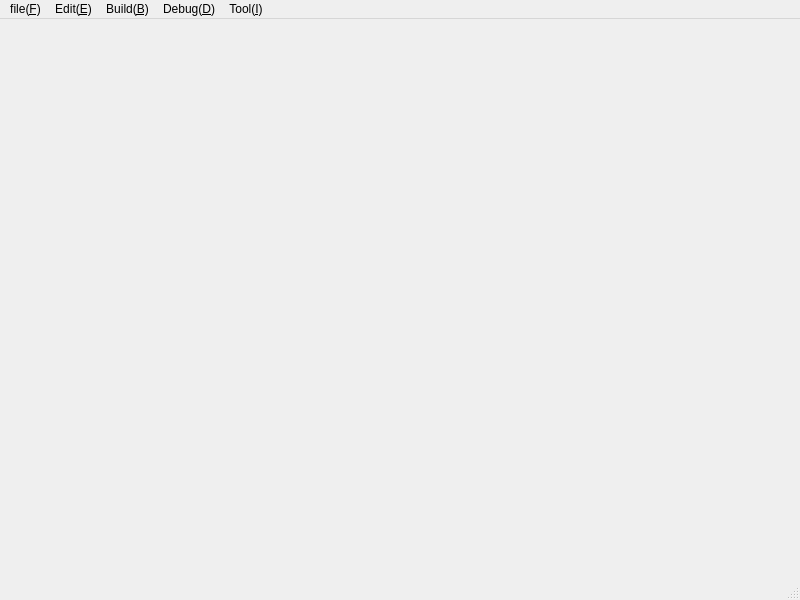
yuliangl/Qtdemo, file myMainWindow/mainwindow.ui: the form before one commit.
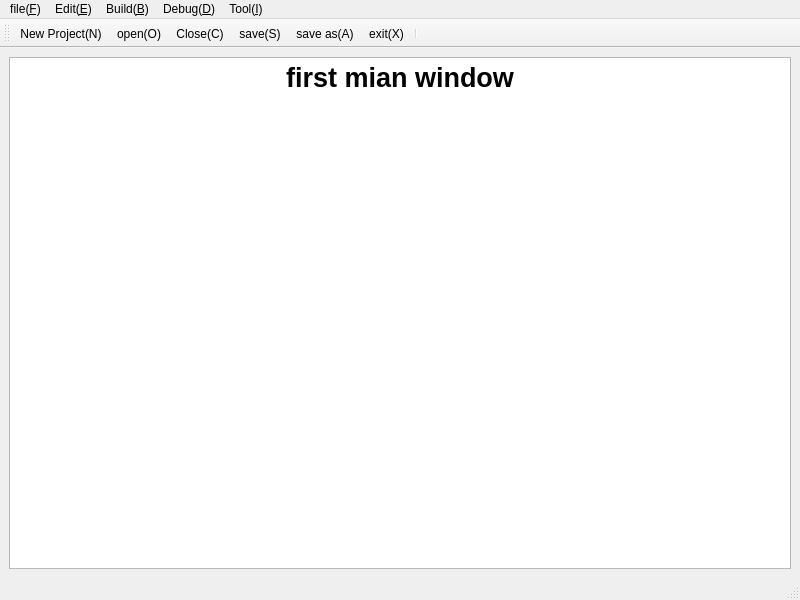
The form after the commit. Icons and pictures are not drawn.

Commit message: add tool bar and text editer

```diff
--- a/myMainWindow/mainwindow.ui
+++ b/myMainWindow/mainwindow.ui
@@ -13,7 +13,21 @@
   <property name="windowTitle">
    <string>MainWindow</string>
   </property>
-  <widget class="QWidget" name="centralwidget"/>
+  <widget class="QWidget" name="centralwidget">
+   <layout class="QGridLayout" name="gridLayout">
+    <item row="0" column="0">
+     <widget class="QTextEdit" name="textEdit">
+      <property name="html">
+       <string>&lt;!DOCTYPE HTML PUBLIC &quot;-//W3C//DTD HTML 4.0//EN&quot; &quot;http://www.w3.org/TR/REC-html40/strict.dtd&quot;&gt;
+&lt;html&gt;&lt;head&gt;&lt;meta name=&quot;qrichtext&quot; content=&quot;1&quot; /&gt;&lt;style type=&quot;text/css&quot;&gt;
+p, li { white-space: pre-wrap; }
+&lt;/style&gt;&lt;/head&gt;&lt;body style=&quot; font-family:'MS UI Gothic'; font-size:9pt; font-weight:400; font-style:normal;&quot;&gt;
+&lt;p align=&quot;center&quot; style=&quot; margin-top:0px; margin-bottom:0px; margin-left:0px; margin-right:0px; -qt-block-indent:0; text-indent:0px;&quot;&gt;&lt;span style=&quot; font-size:20pt; font-weight:600;&quot;&gt;first mian window&lt;/span&gt;&lt;/p&gt;&lt;/body&gt;&lt;/html&gt;</string>
+      </property>
+     </widget>
+    </item>
+   </layout>
+  </widget>
   <widget class="QMenuBar" name="menubar">
    <property name="geometry">
     <rect>
@@ -56,6 +70,24 @@
    <addaction name="menuTool_I"/>
   </widget>
   <widget class="QStatusBar" name="statusbar"/>
+  <widget class="QToolBar" name="toolBar">
+   <property name="windowTitle">
+    <string>toolBar</string>
+   </property>
+   <attribute name="toolBarArea">
+    <enum>TopToolBarArea</enum>
+   </attribute>
+   <attribute name="toolBarBreak">
+    <bool>false</bool>
+   </attribute>
+   <addaction name="action_New_Project_N"/>
+   <addaction name="actionopen_O"/>
+   <addaction name="actionClose_C"/>
+   <addaction name="actionsave_S"/>
+   <addaction name="actionsave_as_A"/>
+   <addaction name="actionexit_X"/>
+   <addaction name="separator"/>
+  </widget>
   <action name="action_New_Project_N">
    <property name="icon">
     <iconset resource="myMainWindow.qrc">
@@ -68,6 +100,66 @@
     <string>Ctrl+N</string>
    </property>
   </action>
+  <action name="actionopen_O">
+   <property name="icon">
+    <iconset resource="myMainWindow.qrc">
+     <normaloff>:/myImages/images/openfile.png</normaloff>:/myImages/images/openfile.png</iconset>
+   </property>
+   <property name="text">
+    <string>open(&amp;O)</string>
+   </property>
+   <property name="shortcut">
+    <string>Ctrl+O</string>
+   </property>
+  </action>
+  <action name="actionClose_C">
+   <property name="icon">
+    <iconset resource="myMainWindow.qrc">
+     <normaloff>:/myImages/images/close.png</normaloff>:/myImages/images/close.png</iconset>
+   </property>
+   <property name="text">
+    <string>Close(&amp;C)</string>
+   </property>
+   <property name="shortcut">
+    <string>Ctrl+C</string>
+   </property>
+  </action>
+  <action name="actionsave_S">
+   <property name="icon">
+    <iconset resource="myMainWindow.qrc">
+     <normaloff>:/myImages/images/save.png</normaloff>:/myImages/images/save.png</iconset>
+   </property>
+   <property name="text">
+    <string>save(&amp;S)</string>
+   </property>
+   <property name="shortcut">
+    <string>Ctrl+S</string>
+   </property>
+  </action>
+  <action name="actionsave_as_A">
+   <property name="icon">
+    <iconset resource="myMainWindow.qrc">
+     <normaloff>:/myImages/images/save as.png</normaloff>:/myImages/images/save as.png</iconset>
+   </property>
+   <property name="text">
+    <string>save as(&amp;A)</string>
+   </property>
+   <property name="shortcut">
+    <string>Ctrl+A</string>
+   </property>
+  </action>
+  <action name="actionexit_X">
+   <property name="icon">
+    <iconset resource="myMainWindow.qrc">
+     <normaloff>:/myImages/images/exit.png</normaloff>:/myImages/images/exit.png</iconset>
+   </property>
+   <property name="text">
+    <string>exit(&amp;X)</string>
+   </property>
+   <property name="shortcut">
+    <string>Ctrl+X</string>
+   </property>
+  </action>
  </widget>
  <resources>
   <include location="myMainWindow.qrc"/>
```
Left out of the diff: 5 changed lines with no effect on the pictures. The commit also changes 14 other files.
